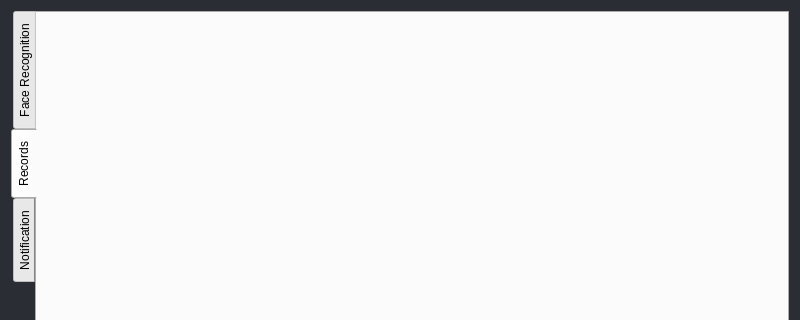
Above: custom_widgets/setting/Setting.ui from elmhadji/AccessController before the change; both pictures show x 0 to 800 and y 0 to 320 of the 800 by 556 pixel window. Below: the same form after it.
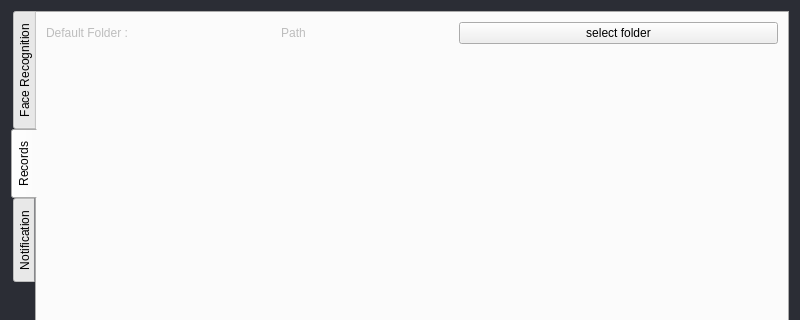
That is the form after the change. The open tabs and pages were chosen to show the change.

Patch:
```diff
--- a/custom_widgets/setting/Setting.ui
+++ b/custom_widgets/setting/Setting.ui
@@ -27,8 +27,8 @@
 
 }</string>
   </property>
-  <layout class="QGridLayout" name="gridLayout">
-   <item row="0" column="0">
+  <layout class="QVBoxLayout" name="verticalLayout_2">
+   <item>
     <widget class="QTabWidget" name="tabWidget">
      <property name="tabPosition">
       <enum>QTabWidget::West</enum>
@@ -112,6 +112,49 @@
       <attribute name="title">
        <string>Records</string>
       </attribute>
+      <layout class="QVBoxLayout" name="verticalLayout_3">
+       <item>
+        <layout class="QHBoxLayout" name="horizontalLayout_2" stretch="0,1,1">
+         <item>
+          <widget class="QLabel" name="label">
+           <property name="text">
+            <string>Default Folder :</string>
+           </property>
+          </widget>
+         </item>
+         <item>
+          <widget class="QLabel" name="path">
+           <property name="text">
+            <string>Path</string>
+           </property>
+           <property name="alignment">
+            <set>Qt::AlignCenter</set>
+           </property>
+          </widget>
+         </item>
+         <item>
+          <widget class="QPushButton" name="pushButton">
+           <property name="text">
+            <string>select folder</string>
+           </property>
+          </widget>
+         </item>
+        </layout>
+       </item>
+       <item>
+        <spacer name="verticalSpacer">
+         <property name="orientation">
+          <enum>Qt::Vertical</enum>
+         </property>
+         <property name="sizeHint" stdset="0">
+          <size>
+           <width>20</width>
+           <height>40</height>
+          </size>
+         </property>
+        </spacer>
+       </item>
+      </layout>
      </widget>
      <widget class="QWidget" name="notificationTab">
       <attribute name="title">
```
Left out of the diff: 2 changed lines with no effect on the pictures.
